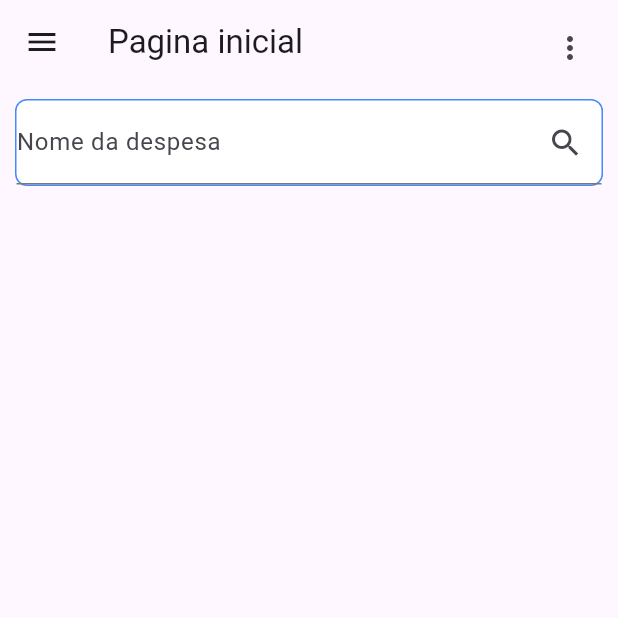
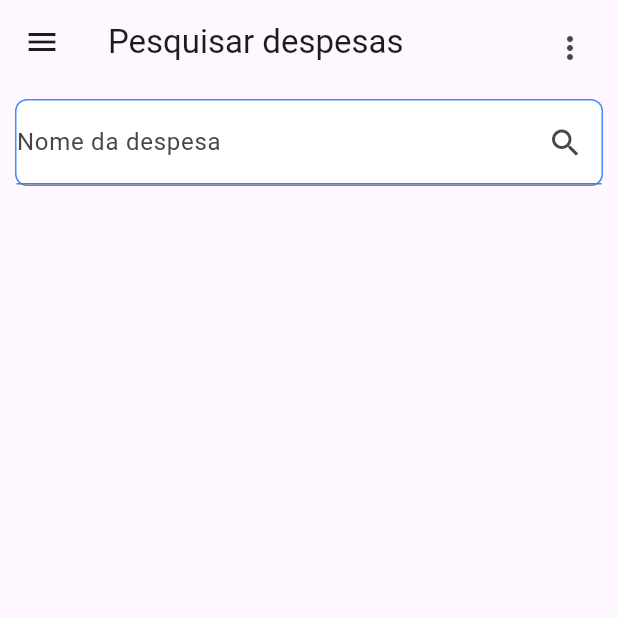
Before and after one commit to jcsoares22/projetoCustoOriginal, a Flutter app: the PesqDespesas screen opened by its route, on a phone screen of 412 x 824 dp, the top half of it. Run offline on Flutter 3.47's test engine with Material 3 defaults, Android fonts, the phone set to English and light mode, and no system bars; our stand-ins replace firebase_core, font_awesome_flutter; accounts and stored records are empty.

Commit message:
commit
commit

```diff
--- a/lib/feature/despesas/pesq_despesas.dart
+++ b/lib/feature/despesas/pesq_despesas.dart
@@ -16,7 +16,7 @@ class _PesqDespesasState extends State<PesqDespesas> {
   Widget build(BuildContext context) {
     return Scaffold(
       appBar: AppBar(
-        title: const Text('Pagina inicial'),
+        title: const Text('Pesquisar despesas'),
         actions: const [Config()],
       ),
       drawer: const AppDrawer(),
--- a/lib/feature/principal/home_page.dart
+++ b/lib/feature/principal/home_page.dart
@@ -29,7 +29,7 @@ class _HomePageState extends State<HomePage> {
                     labelText: 'nome produto'.padRight(120),
                     suffixIcon: IconButton(
                       onPressed: () {},
-                      icon: Icon(Icons.search),
+                      icon: const Icon(Icons.search),
                       focusColor: Colors.amber,
                     ),
                   ),
```
